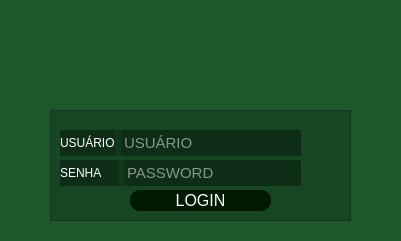
The window that logalt.ui (francisconeponuceno/pythonProject_real) describes before a commit, drawn with Qt 5.
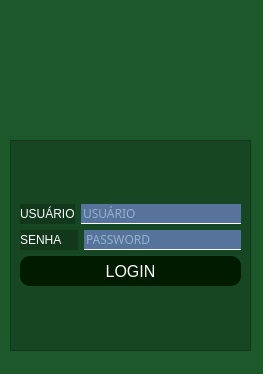
The same window after the commit. Icons and pictures are not drawn.

The edit to the form file:
```diff
--- a/logalt.ui
+++ b/logalt.ui
@@ -6,8 +6,8 @@
    <rect>
     <x>0</x>
     <y>0</y>
-    <width>401</width>
-    <height>241</height>
+    <width>263</width>
+    <height>374</height>
    </rect>
   </property>
   <property name="cursor">
@@ -22,10 +22,10 @@
   <widget class="QLabel" name="label">
    <property name="geometry">
     <rect>
-     <x>140</x>
-     <y>20</y>
-     <width>121</width>
-     <height>101</height>
+     <x>40</x>
+     <y>10</y>
+     <width>171</width>
+     <height>161</height>
     </rect>
    </property>
    <property name="text">
@@ -41,10 +41,10 @@
   <widget class="QFrame" name="frame">
    <property name="geometry">
     <rect>
-     <x>50</x>
-     <y>110</y>
-     <width>301</width>
-     <height>111</height>
+     <x>10</x>
+     <y>140</y>
+     <width>241</width>
+     <height>211</height>
     </rect>
    </property>
    <property name="styleSheet">
@@ -56,22 +56,101 @@
    <property name="frameShadow">
     <enum>QFrame::Raised</enum>
    </property>
-   <widget class="QPushButton" name="btn01_login">
-    <property name="geometry">
-     <rect>
-      <x>80</x>
-      <y>80</y>
-      <width>141</width>
-      <height>21</height>
-     </rect>
-    </property>
-    <property name="font">
-     <font>
-      <pointsize>12</pointsize>
-     </font>
-    </property>
-    <property name="styleSheet">
-     <string notr="true">QPushButton{
+   <layout class="QVBoxLayout" name="verticalLayout_3">
+    <item>
+     <layout class="QVBoxLayout" name="verticalLayout_2">
+      <item>
+       <layout class="QVBoxLayout" name="verticalLayout">
+        <item>
+         <layout class="QHBoxLayout" name="horizontalLayout_2">
+          <item>
+           <widget class="QLabel" name="label_2">
+            <property name="styleSheet">
+             <string notr="true">color: rgb(255, 255, 255);</string>
+            </property>
+            <property name="text">
+             <string>USUÁRIO</string>
+            </property>
+           </widget>
+          </item>
+          <item>
+           <widget class="QLineEdit" name="txt01_usuario">
+            <property name="font">
+             <font>
+              <family>Trebuchet MS</family>
+              <pointsize>-1</pointsize>
+             </font>
+            </property>
+            <property name="styleSheet">
+             <string notr="true">color:rgba(211,239,251,1);
+border-bottom: 1px solid white;
+border-radius: None;
+background-color: rgba(85,115,155,0,1);
+font-family: Trebuchet MS;
+font-size: 12px;</string>
+            </property>
+            <property name="placeholderText">
+             <string>USUÁRIO</string>
+            </property>
+           </widget>
+          </item>
+         </layout>
+        </item>
+        <item>
+         <layout class="QHBoxLayout" name="horizontalLayout">
+          <item>
+           <widget class="QLabel" name="label_3">
+            <property name="styleSheet">
+             <string notr="true">color: rgb(255, 255, 255);</string>
+            </property>
+            <property name="text">
+             <string>SENHA     </string>
+            </property>
+           </widget>
+          </item>
+          <item>
+           <widget class="QLineEdit" name="txt01_senha">
+            <property name="font">
+             <font>
+              <family>Trebuchet MS</family>
+              <pointsize>-1</pointsize>
+             </font>
+            </property>
+            <property name="styleSheet">
+             <string notr="true">color:rgba(211,239,251,1);
+border-bottom: 1px solid white;
+border-radius: None;
+background-color: rgba(85,115,155,0,1);
+font-family: Trebuchet MS;
+font-size: 12px;</string>
+            </property>
+            <property name="echoMode">
+             <enum>QLineEdit::Password</enum>
+            </property>
+            <property name="placeholderText">
+             <string>PASSWORD</string>
+            </property>
+           </widget>
+          </item>
+         </layout>
+        </item>
+       </layout>
+      </item>
+      <item>
+       <widget class="QPushButton" name="btn01_login">
+        <property name="minimumSize">
+         <size>
+          <width>0</width>
+          <height>30</height>
+         </size>
+        </property>
+        <property name="font">
+         <font>
+          <pointsize>12</pointsize>
+         </font>
+        </property>
+        <property name="styleSheet">
+         <string notr="true">QPushButton{
 background-color: rgb(0, 27, 0);
 color:rgb(255,255,255);
 border-radius: 10px
@@ -81,88 +160,15 @@
 background-color: rgb(255, 255, 255);
 	color: rgb(0, 0, 0);
 }</string>
-    </property>
-    <property name="text">
-     <string>LOGIN</string>
-    </property>
-   </widget>
-   <widget class="QWidget" name="">
-    <property name="geometry">
-     <rect>
-      <x>10</x>
-      <y>50</y>
-      <width>241</width>
-      <height>26</height>
-     </rect>
-    </property>
-    <layout class="QHBoxLayout" name="horizontalLayout">
-     <item>
-      <widget class="QLabel" name="label_3">
-       <property name="styleSheet">
-        <string notr="true">color: rgb(255, 255, 255);</string>
-       </property>
-       <property name="text">
-        <string>SENHA     </string>
-       </property>
-      </widget>
-     </item>
-     <item>
-      <widget class="QLineEdit" name="txt01_senha">
-       <property name="font">
-        <font>
-         <pointsize>11</pointsize>
-        </font>
-       </property>
-       <property name="styleSheet">
-        <string notr="true">color: rgb(255, 255, 255);</string>
-       </property>
-       <property name="echoMode">
-        <enum>QLineEdit::Password</enum>
-       </property>
-       <property name="placeholderText">
-        <string>PASSWORD</string>
-       </property>
-      </widget>
-     </item>
-    </layout>
-   </widget>
-   <widget class="QWidget" name="">
-    <property name="geometry">
-     <rect>
-      <x>10</x>
-      <y>20</y>
-      <width>241</width>
-      <height>26</height>
-     </rect>
-    </property>
-    <layout class="QHBoxLayout" name="horizontalLayout_2">
-     <item>
-      <widget class="QLabel" name="label_2">
-       <property name="styleSheet">
-        <string notr="true">color: rgb(255, 255, 255);</string>
-       </property>
-       <property name="text">
-        <string>USUÁRIO</string>
-       </property>
-      </widget>
-     </item>
-     <item>
-      <widget class="QLineEdit" name="txt01_usuario">
-       <property name="font">
-        <font>
-         <pointsize>11</pointsize>
-        </font>
-       </property>
-       <property name="styleSheet">
-        <string notr="true">color: rgb(255, 255, 255);</string>
-       </property>
-       <property name="placeholderText">
-        <string>USUÁRIO</string>
-       </property>
-      </widget>
-     </item>
-    </layout>
-   </widget>
+        </property>
+        <property name="text">
+         <string>LOGIN</string>
+        </property>
+       </widget>
+      </item>
+     </layout>
+    </item>
+   </layout>
   </widget>
  </widget>
  <resources>
```
Left out of the diff: 2 changed lines with no effect on the pictures.
